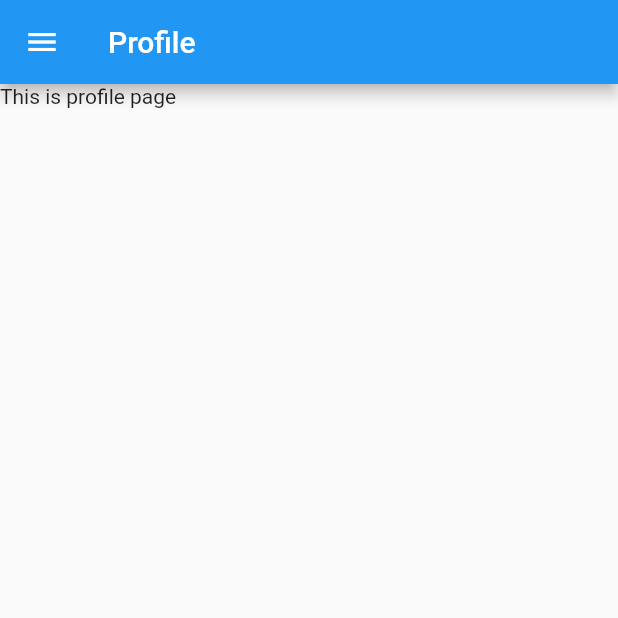
After one commit to cezarmocanu/mini-restaurant-app, a Flutter app: the screen it shows after launch, in the side drawer, after a tap on "Go to profile page", on a phone screen of 412 x 824 dp, the top half of it. The commit adds this screen. Run offline on Flutter 3.47's test engine with Material 2 defaults, Android fonts, the phone set to English and light mode, and no system bars.

Commit message:
003 Created and added profile page to main and made a new route

```diff
--- a/lib/common/app_drawer.dart
+++ b/lib/common/app_drawer.dart
@@ -66,6 +66,18 @@
               );
             },
           ),
+          ElevatedButton(
+            child: Text("Go to profile page"),
+            onPressed: () {
+              Navigator.pushNamedAndRemoveUntil(
+                context,
+                "/profile",
+                (route) {
+                  return false;
+                },
+              );
+            },
+          ),
         ],
       ),
     );
--- a/lib/main.dart
+++ b/lib/main.dart
@@ -2,6 +2,7 @@
 import 'package:kitchen_it/pages/home_page.dart';
 import 'package:kitchen_it/pages/login_page.dart';
 import 'package:kitchen_it/pages/menu_page.dart';
+import 'package:kitchen_it/pages/profile_page.dart';
 import 'package:kitchen_it/pages/tables_page.dart';
 import 'package:kitchen_it/pages/workspaces_page.dart';
 
@@ -24,6 +25,9 @@
         },
         "/login": (BuildContext context) {
           return LoginPage();
+        },
+        "/profile": (BuildContext context) {
+          return ProfilePage();
         }
       },
     ),
--- /dev/null
+++ b/lib/pages/profile_page.dart
@@ -0,0 +1,21 @@
+import 'package:flutter/material.dart';
+import 'package:kitchen_it/common/app_drawer.dart';
+
+class ProfilePage extends StatelessWidget {
+  @override
+  Widget build(BuildContext context) {
+    return SafeArea(
+      child: Scaffold(
+        appBar: AppBar(
+          title: Text("Profile"),
+        ),
+        drawer: AppDrawer(),
+        body: Column(
+          children: [
+            Text("This is profile page"),
+          ],
+        ),
+      ),
+    );
+  }
+}
```
